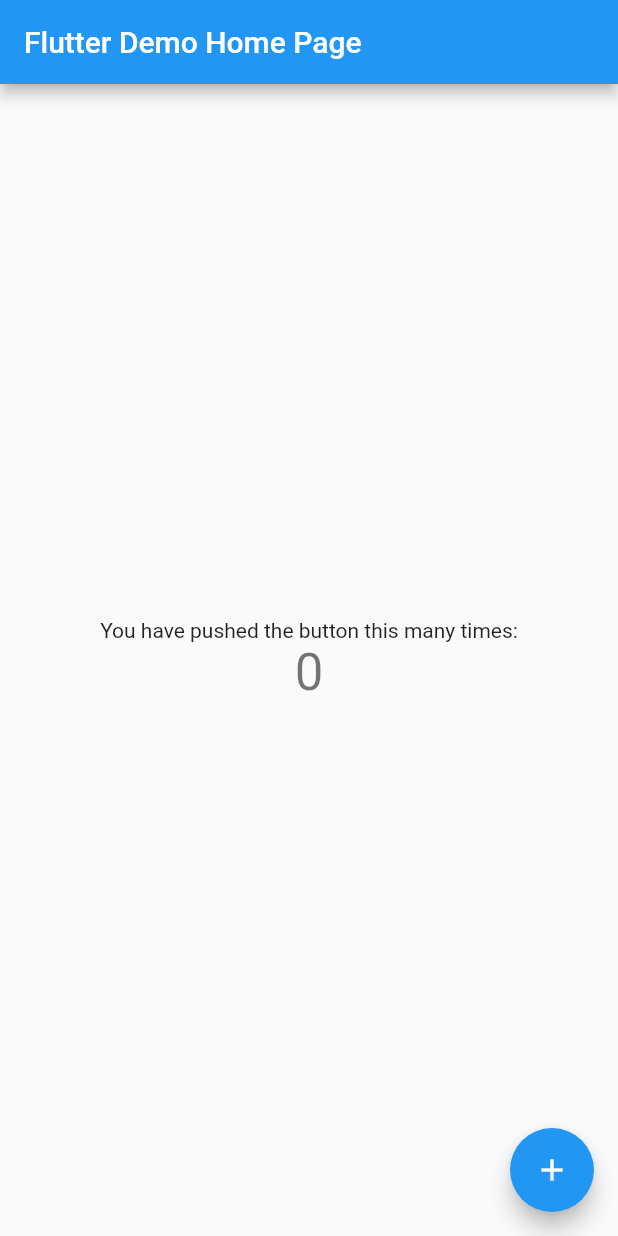
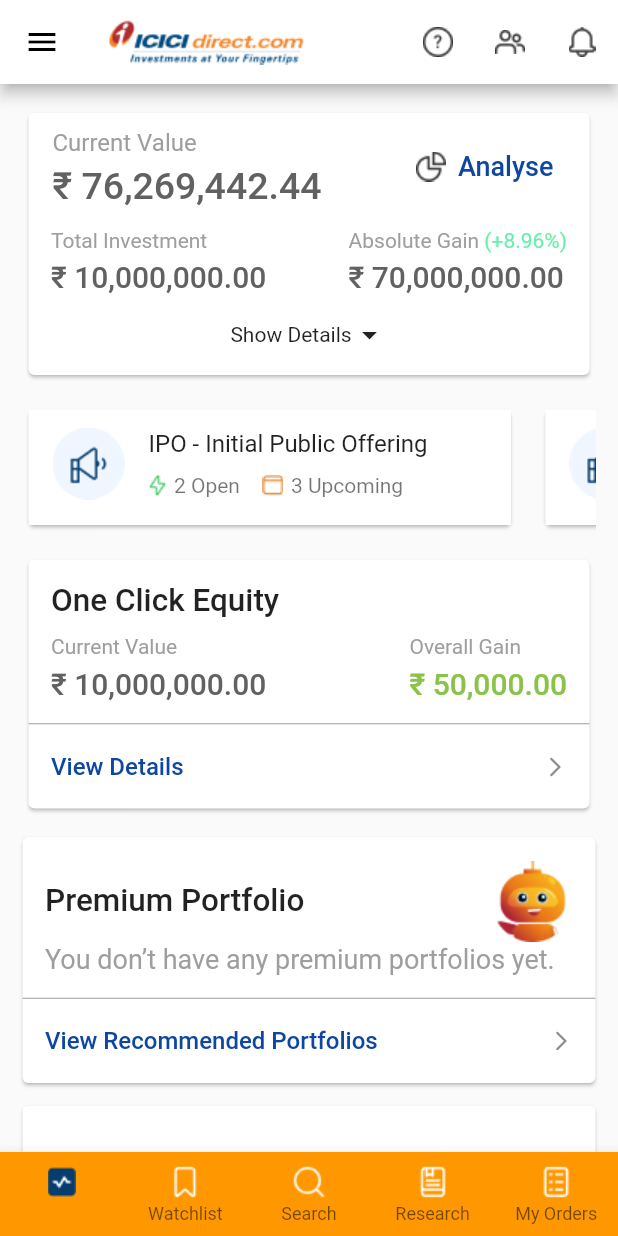
Before and after one commit to Surbii/icicipwa, a Flutter app: the screen it shows after launch, on a phone screen of 412 x 824 dp. Run offline on Flutter 3.47's test engine with Material 2 defaults, Android fonts, the phone set to English and light mode, and no system bars.

Commit message:
dashboard ui

```diff
--- /dev/null
+++ b/lib/app_dashboard.dart
@@ -0,0 +1,357 @@
+import 'package:flutter/cupertino.dart';
+import 'package:flutter/cupertino.dart';
+import 'package:flutter/material.dart';
+
+import 'colors.dart';
+
+class AppDashboard extends StatefulWidget {
+  const AppDashboard({Key? key}) : super(key: key);
+
+  @override
+  AppDashboardState createState() => AppDashboardState();
+}
+
+class AppDashboardState extends State<AppDashboard> {
+  int _selectedIndex = 0;
+
+  @override
+  Widget build(BuildContext context) {
+    return Scaffold(
+        backgroundColor: Colors.grey.shade50,
+        appBar: AppBar(
+          title: Image.asset("images/image 1.png"),
+          actions: [
+            IconButton(
+                onPressed: () {}, icon: Image.asset("images/Group (3).png")),
+            IconButton(
+                onPressed: () {}, icon: Image.asset("images/Group (2).png")),
+            IconButton(
+                onPressed: () {}, icon: Image.asset("images/Group (4).png"))
+          ],
+        ),
+        drawer: const Drawer(),
+        body: portfolioScreen(),
+        bottomNavigationBar: BottomNavigationBar(
+          items: bottomBarItems(),
+          type: BottomNavigationBarType.fixed,
+          currentIndex: _selectedIndex,
+          onTap: _onItemTapped,
+          backgroundColor: primary,
+          selectedIconTheme: const IconThemeData(color: Colors.blue),
+          unselectedIconTheme: const IconThemeData(color: Colors.white),
+        ));
+  }
+
+  void _onItemTapped(int index) {
+    setState(() {
+      _selectedIndex = index;
+    });
+  }
+
+  bottomBarItems() {
+    return List.generate(
+      5,
+      (i) => BottomNavigationBarItem(
+        icon: Image.asset(
+          i == 0
+              ? "images/portfolio.png"
+              : i == 1
+                  ? "images/Bottom bar (3).png"
+                  : i == 2
+                      ? "images/Search (Normal).png"
+                      : i == 3
+                          ? "images/Bottom bar (4).png"
+                          : "images/Bottom bar (5).png",
+        ),
+        title: Text(
+          i == 0
+              ? 'Portfolio'
+              : i == 1
+                  ? 'Watchlist'
+                  : i == 2
+                      ? "Search"
+                      : i == 3
+                          ? "Research"
+                          : "My Orders",
+          style: const TextStyle(color: Colors.white),
+        ),
+      ),
+    );
+  }
+
+  portfolioScreen() {
+    return SingleChildScrollView(
+        child: Column(children: [
+      ListView(
+        padding: const EdgeInsets.all(15),
+        shrinkWrap: true,
+        physics: const NeverScrollableScrollPhysics(),
+        children: [
+          Card(
+            child: Column(
+              crossAxisAlignment: CrossAxisAlignment.center,
+              children: [
+                ListTile(
+                  title: Text(
+                    "Current Value",
+                    style: TextStyle(color: grey),
+                  ),
+                  subtitle: Container(
+                      margin: const EdgeInsets.only(top: 5),
+                      child: Text("₹ 76,269,442.44",
+                          style: TextStyle(
+                              fontWeight: FontWeight.w500,
+                              fontSize: 25,
+                              color: black))),
+                  trailing: TextButton.icon(
+                    onPressed: () {},
+                    icon: Image.asset("images/Group.png"),
+                    label: Text(
+                      "Analyse",
+                      style: TextStyle(
+                          color: darkBlue,
+                          fontSize: 18,
+                          fontWeight: FontWeight.w500),
+                    ),
+                  ),
+                ),
+                Container(
+                    margin: const EdgeInsets.only(left: 15, right: 15, top: 5),
+                    child: Row(
+                      mainAxisAlignment: MainAxisAlignment.spaceBetween,
+                      children: [
+                        Column(
+                          crossAxisAlignment: CrossAxisAlignment.start,
+                          children: [
+                            Text('Total Investment',
+                                style: TextStyle(color: grey)),
+                            const SizedBox(
+                              height: 5,
+                            ),
+                            Text("₹ 10,000,000.00",
+                                style: TextStyle(
+                                    fontWeight: FontWeight.w500,
+                                    fontSize: 20,
+                                    color: black))
+                          ],
+                        ),
+                        Column(
+                          crossAxisAlignment: CrossAxisAlignment.start,
+                          children: [
+                            Text.rich(TextSpan(children: [
+                              TextSpan(
+                                  text: 'Absolute Gain ',
+                                  style: TextStyle(color: grey)),
+                              const TextSpan(
+                                  text: '(+8.96%)',
+                                  style: TextStyle(color: Colors.greenAccent))
+                            ])),
+                            const SizedBox(
+                              height: 5,
+                            ),
+                            Text("₹ 70,000,000.00",
+                                style: TextStyle(
+                                    fontWeight: FontWeight.w500,
+                                    fontSize: 20,
+                                    color: black))
+                          ],
+                        ),
+                      ],
+                    )),
+                const SizedBox(
+                  height: 15,
+                ),
+                InkWell(
+                    child: Row(
+                  mainAxisAlignment: MainAxisAlignment.center,
+                  children: [
+                    Text("Show Details"),
+                    Icon(Icons.arrow_drop_down_sharp)
+                  ],
+                )),
+                const SizedBox(
+                  height: 15,
+                ),
+              ],
+            ),
+          ),
+          Container(
+            height: 85,
+            margin: const EdgeInsets.symmetric(vertical: 15),
+            child: ListView(
+              scrollDirection: Axis.horizontal,
+              children: getList(),
+            ),
+          ),
+          Card(
+            child:
+                Column(crossAxisAlignment: CrossAxisAlignment.start, children: [
+              Container(
+                  padding: EdgeInsets.only(left: 15, right: 15, top: 15),
+                  child: Column(
+                      crossAxisAlignment: CrossAxisAlignment.start,
+                      children: [
+                        const Text(
+                          "One Click Equity",
+                          style: TextStyle(
+                              fontSize: 21, fontWeight: FontWeight.w500),
+                        ),
+                        const SizedBox(
+                          height: 10,
+                        ),
+                        Row(
+                          mainAxisAlignment: MainAxisAlignment.spaceBetween,
+                          children: [
+                            Column(
+                              crossAxisAlignment: CrossAxisAlignment.start,
+                              children: [
+                                Text('Current Value',
+                                    style: TextStyle(color: grey)),
+                                const SizedBox(
+                                  height: 5,
+                                ),
+                                Text("₹ 10,000,000.00",
+                                    style: TextStyle(
+                                        fontWeight: FontWeight.w500,
+                                        fontSize: 20,
+                                        color: black))
+                              ],
+                            ),
+                            Column(
+                              crossAxisAlignment: CrossAxisAlignment.start,
+                              children: [
+                                Text('Overall Gain ',
+                                    style: TextStyle(color: grey)),
+                                const SizedBox(
+                                  height: 5,
+                                ),
+                                const Text("₹ 50,000.00",
+                                    style: TextStyle(
+                                        fontWeight: FontWeight.w500,
+                                        fontSize: 20,
+                                        color: Colors.lightGreen)),
+                              ],
+                            ),
+                          ],
+                        ),
+                      ])),
+              const SizedBox(
+                height: 15,
+              ),
+              const Divider(
+                height: 1,
+              ),
+              ListTile(
+                contentPadding: EdgeInsets.symmetric(horizontal: 15),
+                title: Text(
+                  "View Details",
+                  style:
+                      TextStyle(color: darkBlue, fontWeight: FontWeight.w500),
+                ),
+                trailing: const Icon(
+                  Icons.arrow_forward_ios_rounded,
+                  size: 16,
+                ),
+              )
+            ]),
+          ),
+          getCard(
+              "Premium Portfolio",
+              "You don’t have any premium portfolios yet.",
+              "View Recommended Portfolios",
+              "images/bkg.png"),
+          getCard(
+              "One Click Mutual Funds",
+              "You don’t have any One Click Mutual Funds yet.",
+              "View Recommended",
+              null),
+        ],
+      )
+    ]));
+  }
+
+  getList() {
+    return List.generate(
+        2,
+        (i) => Container(
+              margin: const EdgeInsets.only(right: 15),
+              width: MediaQuery.of(context).size.width * .8,
+              child: Card(
+                  child: ListTile(
+                leading: Image.asset("images/Icon + bkg.png"),
+                tileColor: white,
+                title: Text("IPO - Initial Public Offering"),
+                subtitle: Container(
+                    margin: EdgeInsets.only(top: 10),
+                    child: Row(
+                      children: [
+                        Row(
+                          children: [
+                            Image.asset("images/Group (5).png"),
+                            SizedBox(
+                              width: 5,
+                            ),
+                            Text("2 Open")
+                          ],
+                        ),
+                        SizedBox(
+                          width: 15,
+                        ),
+                        Row(
+                          children: [
+                            Image.asset("images/Group (6).png"),
+                            SizedBox(
+                              width: 5,
+                            ),
+                            Text("3 Upcoming")
+                          ],
+                        ),
+                      ],
+                    )),
+              )),
+            ));
+  }
+
+  getCard(title, subtitle, viewText, image) {
+    return Card(
+      margin: const EdgeInsets.only(top: 15),
+      child: Column(crossAxisAlignment: CrossAxisAlignment.start, children: [
+        Container(
+            padding: const EdgeInsets.only(left: 15, right: 15, top: 15),
+            child:
+                Column(crossAxisAlignment: CrossAxisAlignment.start, children: [
+              ListTile(
+                title: Text(
+                  title,
+                  style: const TextStyle(
+                      fontSize: 21, fontWeight: FontWeight.w500),
+                ),
+                trailing: image != null ? Image.asset(image) : SizedBox(),
+                contentPadding: EdgeInsets.zero,
+              ),
+              Text(
+                subtitle,
+                style: TextStyle(color: grey, fontSize: 18),
+              )
+            ])),
+        const SizedBox(
+          height: 15,
+        ),
+        const Divider(
+          height: 1,
+        ),
+        ListTile(
+          contentPadding: EdgeInsets.symmetric(horizontal: 15),
+          title: Text(
+            viewText,
+            style: TextStyle(color: darkBlue, fontWeight: FontWeight.w500),
+          ),
+          trailing: const Icon(
+            Icons.arrow_forward_ios_rounded,
+            size: 16,
+          ),
+        )
+      ]),
+    );
+  }
+}
--- /dev/null
+++ b/lib/colors.dart
@@ -0,0 +1,10 @@
+import 'dart:ui';
+
+import 'package:flutter/material.dart';
+
+Color primary=Colors.orange;
+Color black=Colors.grey.shade700;
+Color white=Colors.white;
+Color grey=Colors.grey;
+
+Color darkBlue=Colors.blue.shade900;
--- a/lib/main.dart
+++ b/lib/main.dart
@@ -1,4 +1,6 @@
 import 'package:flutter/material.dart';
+import 'package:icicipwa/app_dashboard.dart';
+import 'package:icicipwa/colors.dart';
 
 void main() {
   runApp(const MyApp());
@@ -7,109 +9,25 @@
 class MyApp extends StatelessWidget {
   const MyApp({Key? key}) : super(key: key);
 
-  // This widget is the root of your application.
   @override
   Widget build(BuildContext context) {
     return MaterialApp(
-      title: 'Flutter Demo',
       theme: ThemeData(
-        // This is the theme of your application.
-        //
-        // Try running your application with "flutter run". You'll see the
-        // application has a blue toolbar. Then, without quitting the app, try
-        // changing the primarySwatch below to Colors.green and then invoke
-        // "hot reload" (press "r" in the console where you ran "flutter run",
-        // or simply save your changes to "hot reload" in a Flutter IDE).
-        // Notice that the counter didn't reset back to zero; the application
-        // is not restarted.
-        primarySwatch: Colors.blue,
-      ),
-      home: const MyHomePage(title: 'Flutter Demo Home Page'),
+          primarySwatch: Colors.orange,
+          visualDensity: VisualDensity.adaptivePlatformDensity,
+          appBarTheme: const AppBarTheme(
+            color: Colors.white,
+            iconTheme: IconThemeData(
+              color: Colors.black,
+            ),
+          ),
+          dividerColor: grey,
+          // textTheme: TextTheme(
+          //   headline3: TextStyle()
+          // ),
+          primaryColor: primary),
+      debugShowCheckedModeBanner: false,
+      home: const AppDashboard(),
     );
   }
 }
-
-class MyHomePage extends StatefulWidget {
-  const MyHomePage({Key? key, required this.title}) : super(key: key);
-
-  // This widget is the home page of your application. It is stateful, meaning
-  // that it has a State object (defined below) that contains fields that affect
-  // how it looks.
-
-  // This class is the configuration for the state. It holds the values (in this
-  // case the title) provided by the parent (in this case the App widget) and
-  // used by the build method of the State. Fields in a Widget subclass are
-  // always marked "final".
-
-  final String title;
-
-  @override
-  State<MyHomePage> createState() => _MyHomePageState();
-}
-
-class _MyHomePageState extends State<MyHomePage> {
-  int _counter = 0;
-
-  void _incrementCounter() {
-    setState(() {
-      // This call to setState tells the Flutter framework that something has
-      // changed in this State, which causes it to rerun the build method below
-      // so that the display can reflect the updated values. If we changed
-      // _counter without calling setState(), then the build method would not be
-      // called again, and so nothing would appear to happen.
-      _counter++;
-    });
-  }
-
-  @override
-  Widget build(BuildContext context) {
-    // This method is rerun every time setState is called, for instance as done
-    // by the _incrementCounter method above.
-    //
-    // The Flutter framework has been optimized to make rerunning build methods
-    // fast, so that you can just rebuild anything that needs updating rather
-    // than having to individually change instances of widgets.
-    return Scaffold(
-      appBar: AppBar(
-        // Here we take the value from the MyHomePage object that was created by
-        // the App.build method, and use it to set our appbar title.
-        title: Text(widget.title),
-      ),
-      body: Center(
-        // Center is a layout widget. It takes a single child and positions it
-        // in the middle of the parent.
-        child: Column(
-          // Column is also a layout widget. It takes a list of children and
-          // arranges them vertically. By default, it sizes itself to fit its
-          // children horizontally, and tries to be as tall as its parent.
-          //
-          // Invoke "debug painting" (press "p" in the console, choose the
-          // "Toggle Debug Paint" action from the Flutter Inspector in Android
-          // Studio, or the "Toggle Debug Paint" command in Visual Studio Code)
-          // to see the wireframe for each widget.
-          //
-          // Column has various properties to control how it sizes itself and
-          // how it positions its children. Here we use mainAxisAlignment to
-          // center the children vertically; the main axis here is the vertical
-          // axis because Columns are vertical (the cross axis would be
-          // horizontal).
-          mainAxisAlignment: MainAxisAlignment.center,
-          children: <Widget>[
-            const Text(
-              'You have pushed the button this many times:',
-            ),
-            Text(
-              '$_counter',
-              style: Theme.of(context).textTheme.headline4,
-            ),
-          ],
-        ),
-      ),
-      floatingActionButton: FloatingActionButton(
-        onPressed: _incrementCounter,
-        tooltip: 'Increment',
-        child: const Icon(Icons.add),
-      ), // This trailing comma makes auto-formatting nicer for build methods.
-    );
-  }
-}
--- a/pubspec.yaml
+++ b/pubspec.yaml
@@ -57,6 +57,8 @@
   # the material Icons class.
   uses-material-design: true
 
+  assets:
+    - images/
   # To add assets to your application, add an assets section, like this:
   # assets:
   #   - images/a_dot_burr.jpeg
```
Also changed, not shown: images/Bottom bar (3).png (added), images/Bottom bar (4).png (added), images/Bottom bar (5).png (added), images/Group (2).png (added), images/Group (3).png (added), images/Group (4).png (added), images/Group (5).png (added), images/Group (6).png (added), images/Group.png (added), images/Icon + bkg.png (added), images/Layer 1.png (added), images/Search (Normal).png (added), images/bkg.png (added), images/image 1.png (added), 1 more files.
